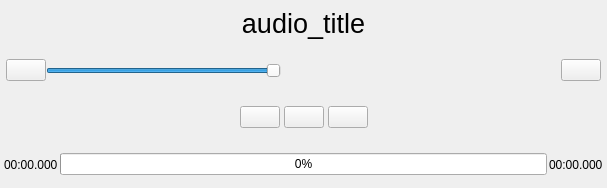
First picture: the form in audioorbitcontroller.ui, repository xiangCaO233/XPlayer, before the edit.
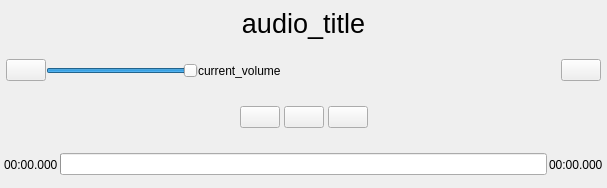
Second picture: the form after the edit. Icons and pictures are not drawn. Custom widgets are drawn as their Qt base class.

```diff
--- a/audioorbitcontroller.ui
+++ b/audioorbitcontroller.ui
@@ -140,6 +140,13 @@
            </property>
           </widget>
          </item>
+         <item>
+          <widget class="QLabel" name="current_volume_label">
+           <property name="text">
+            <string>current_volume</string>
+           </property>
+          </widget>
+         </item>
         </layout>
        </widget>
       </item>
@@ -298,9 +305,15 @@
       </item>
       <item>
        <widget class="ClickableProgressBar" name="play_progress">
+        <property name="maximum">
+         <number>1000</number>
+        </property>
         <property name="value">
          <number>0</number>
         </property>
+        <property name="format">
+         <string/>
+        </property>
        </widget>
       </item>
       <item>
```
